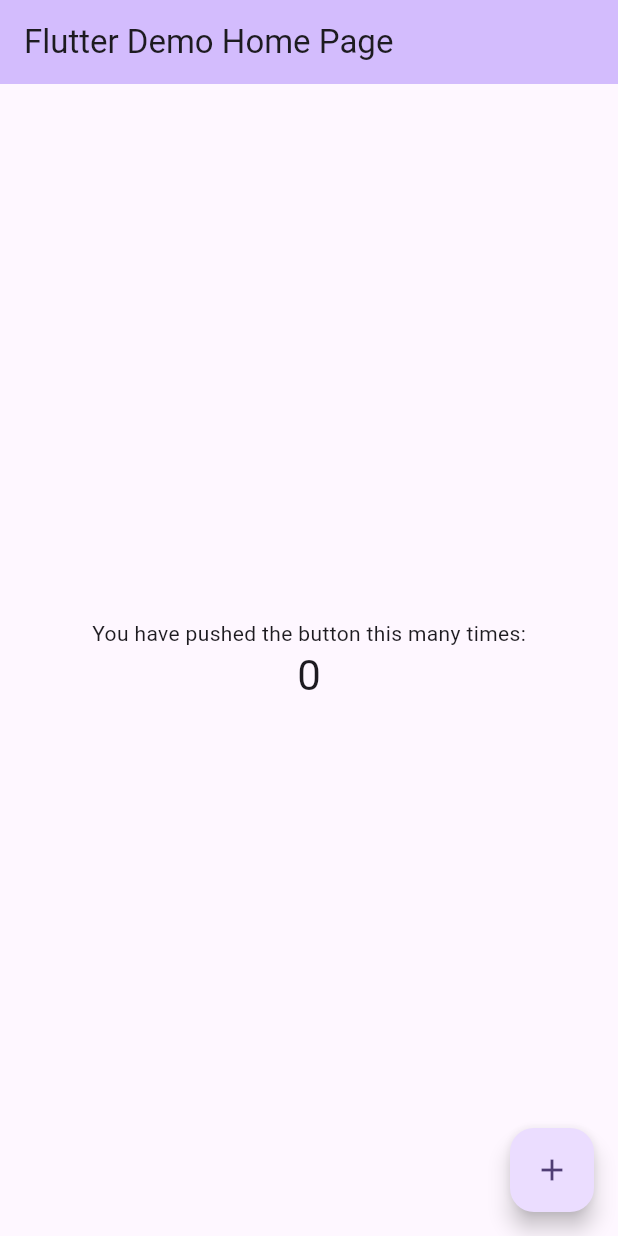
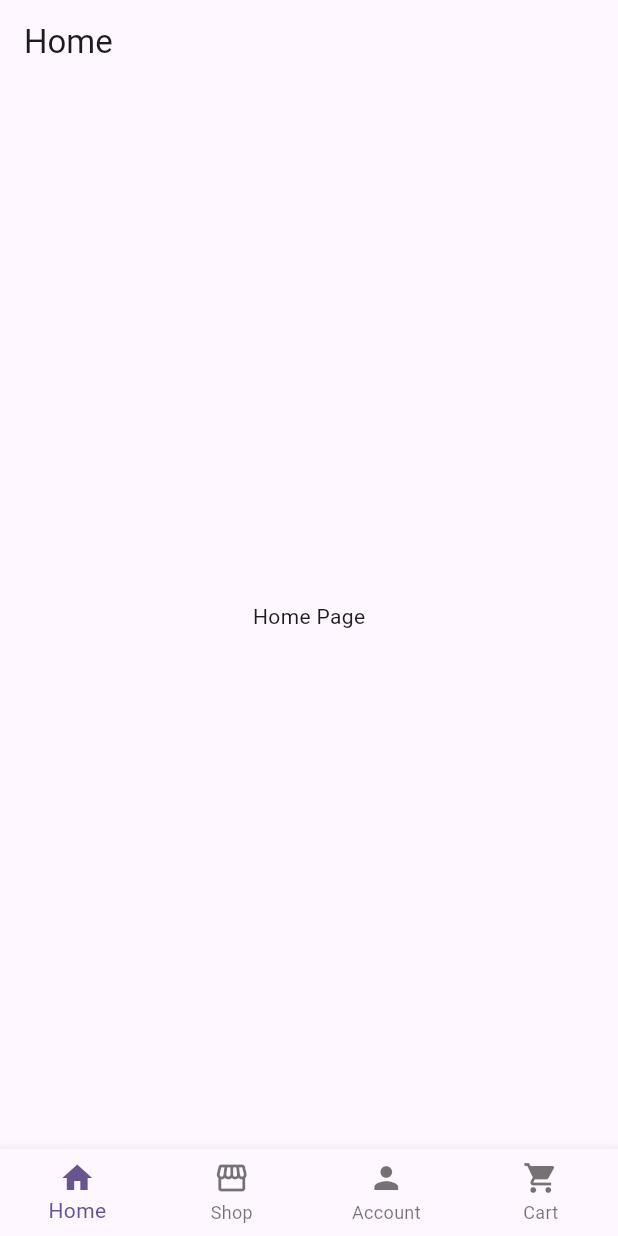
Before and after one commit to BASE1com/flex-storefront, a Flutter app: the screen it shows after launch, on a phone screen of 412 x 824 dp. Run offline on Flutter 3.47's test engine with Material 3 defaults, Android fonts, the phone set to English and light mode, and no system bars; our stand-ins replace auto_route, firebase_core, firebase_crashlytics; accounts and stored records are empty.

Commit message:
AutoRoute integration and Bottom Navigation Bar (#7)
Co-authored-by: Nicolas Cuillery <nicolas.cuillery@base1.com>

```diff
--- /dev/null
+++ b/lib/account/account_page.dart
@@ -0,0 +1,17 @@
+import 'package:auto_route/auto_route.dart';
+import 'package:flutter/material.dart';
+
+@RoutePage()
+class AccountPage extends StatelessWidget {
+  const AccountPage({super.key});
+
+  @override
+  Widget build(BuildContext context) {
+    return Scaffold(
+      appBar: AppBar(
+        title: const Text('My Account'),
+      ),
+      body: const Center(child: Text('Account Page')),
+    );
+  }
+}
--- /dev/null
+++ b/lib/app.dart
@@ -0,0 +1,20 @@
+import 'package:flex_storefront/home/home_page.dart';
+import 'package:flex_storefront/router.dart';
+import 'package:flutter/material.dart';
+
+class App extends StatelessWidget {
+  App({super.key});
+
+  final _appRouter = AppRouter();
+
+  @override
+  Widget build(BuildContext context) {
+    return MaterialApp.router(
+      title: 'Flex Storefront',
+      theme: ThemeData(
+        colorScheme: ColorScheme.fromSeed(seedColor: Colors.deepPurple),
+      ),
+      routerConfig: _appRouter.config(),
+    );
+  }
+}
--- /dev/null
+++ b/lib/cart/cart_page.dart
@@ -0,0 +1,17 @@
+import 'package:auto_route/auto_route.dart';
+import 'package:flutter/material.dart';
+
+@RoutePage()
+class CartPage extends StatelessWidget {
+  const CartPage({super.key});
+
+  @override
+  Widget build(BuildContext context) {
+    return Scaffold(
+      appBar: AppBar(
+        title: const Text('Cart'),
+      ),
+      body: const Center(child: Text('Cart Page')),
+    );
+  }
+}
--- /dev/null
+++ b/lib/home/home_page.dart
@@ -0,0 +1,17 @@
+import 'package:auto_route/auto_route.dart';
+import 'package:flutter/material.dart';
+
+@RoutePage()
+class HomePage extends StatelessWidget {
+  const HomePage({super.key});
+
+  @override
+  Widget build(BuildContext context) {
+    return Scaffold(
+      appBar: AppBar(
+        title: const Text('Home'),
+      ),
+      body: const Center(child: Text('Home Page')),
+    );
+  }
+}
--- a/lib/main.dart
+++ b/lib/main.dart
@@ -1,5 +1,6 @@
 import 'package:firebase_core/firebase_core.dart';
 import 'package:firebase_crashlytics/firebase_crashlytics.dart';
+import 'package:flex_storefront/app.dart';
 import 'package:flex_storefront/firebase_options.dart';
 import 'package:flutter/foundation.dart';
 import 'package:flutter/material.dart';
@@ -20,129 +21,5 @@
     return true;
   };
 
-  runApp(const MyApp());
+  runApp(App());
 }
-
-class MyApp extends StatelessWidget {
-  const MyApp({super.key});
-
-  // This widget is the root of your application.
-  @override
-  Widget build(BuildContext context) {
-    return MaterialApp(
-      title: 'Flutter Demo',
-      theme: ThemeData(
-        // This is the theme of your application.
-        //
-        // TRY THIS: Try running your application with "flutter run". You'll see
-        // the application has a purple toolbar. Then, without quitting the app,
-        // try changing the seedColor in the colorScheme below to Colors.green
-        // and then invoke "hot reload" (save your changes or press the "hot
-        // reload" button in a Flutter-supported IDE, or press "r" if you used
-        // the command line to start the app).
-        //
-        // Notice that the counter didn't reset back to zero; the application
-        // state is not lost during the reload. To reset the state, use hot
-        // restart instead.
-        //
-        // This works for code too, not just values: Most code changes can be
-        // tested with just a hot reload.
-        colorScheme: ColorScheme.fromSeed(seedColor: Colors.deepPurple),
-        useMaterial3: true,
-      ),
-      home: const MyHomePage(title: 'Flutter Demo Home Page'),
-    );
-  }
-}
-
-class MyHomePage extends StatefulWidget {
-  const MyHomePage({super.key, required this.title});
-
-  // This widget is the home page of your application. It is stateful, meaning
-  // that it has a State object (defined below) that contains fields that affect
-  // how it looks.
-
-  // This class is the configuration for the state. It holds the values (in this
-  // case the title) provided by the parent (in this case the App widget) and
-  // used by the build method of the State. Fields in a Widget subclass are
-  // always marked "final".
-
-  final String title;
-
-  @override
-  State<MyHomePage> createState() => _MyHomePageState();
-}
-
-class _MyHomePageState extends State<MyHomePage> {
-  int _counter = 0;
-
-  void _incrementCounter() {
-    if (_counter > 10) {
-      throw Exception('Counter is too high');
-    }
-
-    setState(() {
-      // This call to setState tells the Flutter framework that something has
-      // changed in this State, which causes it to rerun the build method below
-      // so that the display can reflect the updated values. If we changed
-      // _counter without calling setState(), then the build method would not be
-      // called again, and so nothing would appear to happen.
-      _counter++;
-    });
-  }
-
-  @override
-  Widget build(BuildContext context) {
-    // This method is rerun every time setState is called, for instance as done
-    // by the _incrementCounter method above.
-    //
-    // The Flutter framework has been optimized to make rerunning build methods
-    // fast, so that you can just rebuild anything that needs updating rather
-    // than having to individually change instances of widgets.
-    return Scaffold(
-      appBar: AppBar(
-        // TRY THIS: Try changing the color here to a specific color (to
-        // Colors.amber, perhaps?) and trigger a hot reload to see the AppBar
-        // change color while the other colors stay the same.
-        backgroundColor: Theme.of(context).colorScheme.inversePrimary,
-        // Here we take the value from the MyHomePage object that was created by
-        // the App.build method, and use it to set our appbar title.
-        title: Text(widget.title),
-      ),
-      body: Center(
-        // Center is a layout widget. It takes a single child and positions it
-        // in the middle of the parent.
-        child: Column(
-          // Column is also a layout widget. It takes a list of children and
-          // arranges them vertically. By default, it sizes itself to fit its
-          // children horizontally, and tries to be as tall as its parent.
-          //
-          // Column has various properties to control how it sizes itself and
-          // how it positions its children. Here we use mainAxisAlignment to
-          // center the children vertically; the main axis here is the vertical
-          // axis because Columns are vertical (the cross axis would be
-          // horizontal).
-          //
-          // TRY THIS: Invoke "debug painting" (choose the "Toggle Debug Paint"
-          // action in the IDE, or press "p" in the console), to see the
-          // wireframe for each widget.
-          mainAxisAlignment: MainAxisAlignment.center,
-          children: <Widget>[
-            const Text(
-              'You have pushed the button this many times:',
-            ),
-            Text(
-              '$_counter',
-              style: Theme.of(context).textTheme.headlineMedium,
-            ),
-          ],
-        ),
-      ),
-      floatingActionButton: FloatingActionButton(
-        onPressed: _incrementCounter,
-        tooltip: 'Increment',
-        child: const Icon(Icons.add),
-      ), // This trailing comma makes auto-formatting nicer for build methods.
-    );
-  }
-}
--- /dev/null
+++ b/lib/root/root_page.dart
@@ -0,0 +1,52 @@
+import 'package:auto_route/auto_route.dart';
+import 'package:flex_storefront/router.dart';
+import 'package:flutter/material.dart';
+
+@RoutePage()
+class RootPage extends StatelessWidget {
+  const RootPage({super.key});
+
+  @override
+  Widget build(BuildContext context) {
+    return AutoTabsRouter(
+      routes: const [
+        HomeRoute(),
+        ShopRoute(),
+        AccountRoute(),
+        CartRoute(),
+      ],
+      builder: (context, child) {
+        final tabsRouter = AutoTabsRouter.of(context);
+
+        return Scaffold(
+          body: child,
+          bottomNavigationBar: BottomNavigationBar(
+            type: BottomNavigationBarType.fixed,
+            currentIndex: tabsRouter.activeIndex,
+            onTap: (index) {
+              tabsRouter.setActiveIndex(index);
+            },
+            items: const [
+              BottomNavigationBarItem(
+                icon: Icon(Icons.home),
+                label: 'Home',
+              ),
+              BottomNavigationBarItem(
+                icon: Icon(Icons.storefront),
+                label: 'Shop',
+              ),
+              BottomNavigationBarItem(
+                icon: Icon(Icons.person),
+                label: 'Account',
+              ),
+              BottomNavigationBarItem(
+                icon: Icon(Icons.shopping_cart),
+                label: 'Cart',
+              ),
+            ],
+          ),
+        );
+      },
+    );
+  }
+}
--- /dev/null
+++ b/lib/router.dart
@@ -0,0 +1,25 @@
+import 'package:auto_route/auto_route.dart';
+import 'package:flex_storefront/account/account_page.dart';
+import 'package:flex_storefront/cart/cart_page.dart';
+import 'package:flex_storefront/home/home_page.dart';
+import 'package:flex_storefront/root/root_page.dart';
+import 'package:flex_storefront/shop/shop_page.dart';
+
+part 'router.gr.dart';
+
+@AutoRouterConfig()
+class AppRouter extends _$AppRouter {
+  @override
+  List<AutoRoute> get routes => [
+        AutoRoute(
+          page: RootRoute.page,
+          path: '/',
+          children: [
+            AutoRoute(page: HomeRoute.page, path: 'home', initial: true),
+            AutoRoute(page: ShopRoute.page, path: 'shop'),
+            AutoRoute(page: CartRoute.page, path: 'cart'),
+            AutoRoute(page: AccountRoute.page, path: 'account'),
+          ],
+        ),
+      ];
+}
--- /dev/null
+++ b/lib/shop/shop_page.dart
@@ -0,0 +1,17 @@
+import 'package:auto_route/auto_route.dart';
+import 'package:flutter/material.dart';
+
+@RoutePage()
+class ShopPage extends StatelessWidget {
+  const ShopPage({super.key});
+
+  @override
+  Widget build(BuildContext context) {
+    return Scaffold(
+      appBar: AppBar(
+        title: const Text('Shop'),
+      ),
+      body: const Center(child: Text('Shop Page')),
+    );
+  }
+}
```
Also changed, not shown: pubspec.yaml (+8 -72 lines), lib/router.gr.dart (added).
